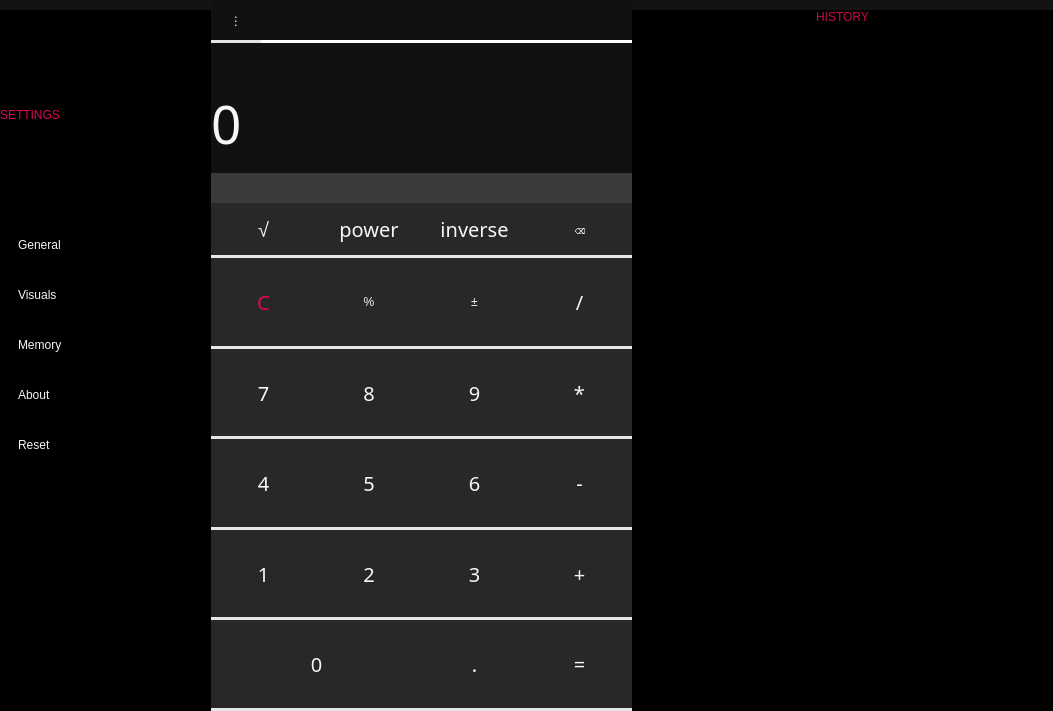
Qt form mainwindow.ui (inFocus7/Calcpp) before a commit.
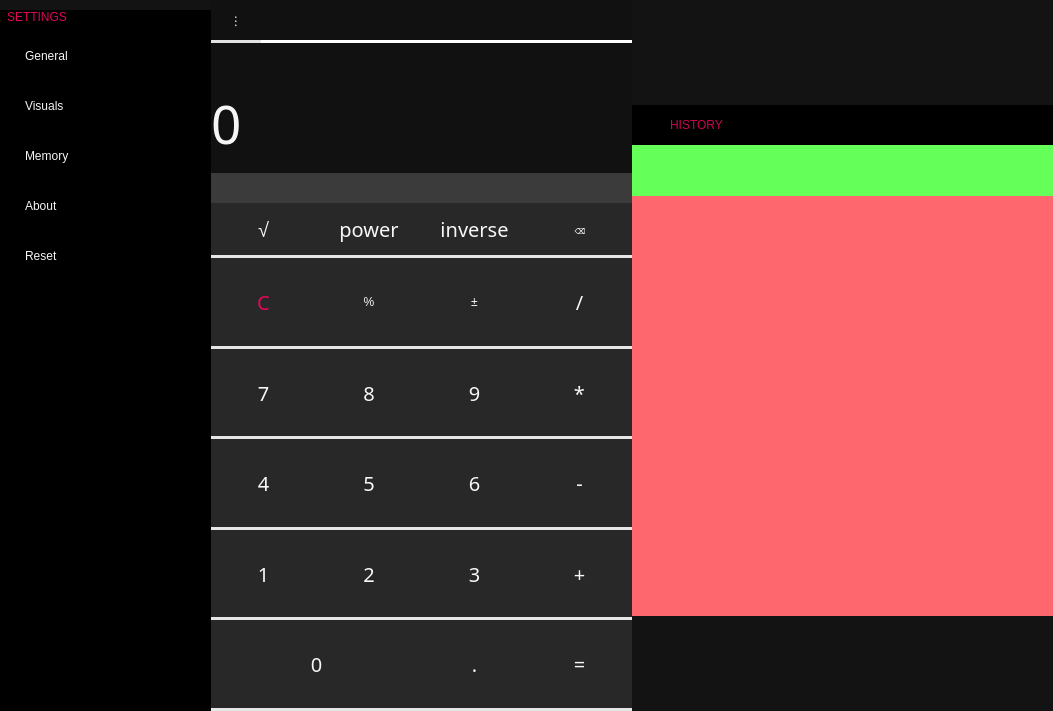
The same form after that commit. The open tabs and pages were chosen to show the change. Icons and pictures are not drawn.

Commit message: fixing history scaling & scrollbar issues

What changed in the file:
```diff
--- a/mainwindow.ui
+++ b/mainwindow.ui
@@ -5,6 +5,9 @@
   <property name="windowModality">
    <enum>Qt::ApplicationModal</enum>
   </property>
+  <property name="enabled">
+   <bool>true</bool>
+  </property>
   <property name="geometry">
    <rect>
     <x>0</x>
@@ -13,6 +16,12 @@
     <height>711</height>
    </rect>
   </property>
+  <property name="sizePolicy">
+   <sizepolicy hsizetype="Preferred" vsizetype="Preferred">
+    <horstretch>0</horstretch>
+    <verstretch>0</verstretch>
+   </sizepolicy>
+  </property>
   <property name="minimumSize">
    <size>
     <width>421</width>
@@ -2483,7 +2492,7 @@
        <bool>true</bool>
       </property>
       <property name="sizePolicy">
-       <sizepolicy hsizetype="Fixed" vsizetype="Preferred">
+       <sizepolicy hsizetype="Minimum" vsizetype="Preferred">
         <horstretch>0</horstretch>
         <verstretch>0</verstretch>
        </sizepolicy>
@@ -2511,10 +2520,10 @@
        </property>
        <layout class="QVBoxLayout" name="verticalLayout">
         <property name="spacing">
-         <number>0</number>
+         <number>7</number>
         </property>
         <property name="leftMargin">
-         <number>0</number>
+         <number>7</number>
         </property>
         <property name="topMargin">
          <number>0</number>
@@ -2528,7 +2537,7 @@
         <item>
          <widget class="QLabel" name="settingsText">
           <property name="sizePolicy">
-           <sizepolicy hsizetype="Fixed" vsizetype="Fixed">
+           <sizepolicy hsizetype="Preferred" vsizetype="Fixed">
             <horstretch>0</horstretch>
             <verstretch>0</verstretch>
            </sizepolicy>
@@ -2552,7 +2561,7 @@
           <item>
            <widget class="QPushButton" name="generalSettings">
             <property name="sizePolicy">
-             <sizepolicy hsizetype="Fixed" vsizetype="Fixed">
+             <sizepolicy hsizetype="Preferred" vsizetype="Fixed">
               <horstretch>0</horstretch>
               <verstretch>0</verstretch>
              </sizepolicy>
@@ -2602,7 +2611,7 @@
           <item>
            <widget class="QPushButton" name="visualSettings">
             <property name="sizePolicy">
-             <sizepolicy hsizetype="Fixed" vsizetype="Fixed">
+             <sizepolicy hsizetype="Preferred" vsizetype="Fixed">
               <horstretch>0</horstretch>
               <verstretch>0</verstretch>
              </sizepolicy>
@@ -2655,7 +2664,7 @@
           <item>
            <widget class="QPushButton" name="memorySettings">
             <property name="sizePolicy">
-             <sizepolicy hsizetype="Fixed" vsizetype="Fixed">
+             <sizepolicy hsizetype="Preferred" vsizetype="Fixed">
               <horstretch>0</horstretch>
               <verstretch>0</verstretch>
              </sizepolicy>
@@ -2705,7 +2714,7 @@
           <item>
            <widget class="QPushButton" name="aboutSettings">
             <property name="sizePolicy">
-             <sizepolicy hsizetype="Fixed" vsizetype="Fixed">
+             <sizepolicy hsizetype="Preferred" vsizetype="Fixed">
               <horstretch>0</horstretch>
               <verstretch>0</verstretch>
              </sizepolicy>
@@ -2755,7 +2764,7 @@
           <item>
            <widget class="QPushButton" name="resetSettings">
             <property name="sizePolicy">
-             <sizepolicy hsizetype="Fixed" vsizetype="Fixed">
+             <sizepolicy hsizetype="Preferred" vsizetype="Fixed">
               <horstretch>0</horstretch>
               <verstretch>0</verstretch>
              </sizepolicy>
@@ -2802,6 +2811,28 @@
             </property>
            </widget>
           </item>
+          <item>
+           <widget class="QLabel" name="GAP1">
+            <property name="enabled">
+             <bool>false</bool>
+            </property>
+            <property name="minimumSize">
+             <size>
+              <width>0</width>
+              <height>0</height>
+             </size>
+            </property>
+            <property name="styleSheet">
+             <string notr="true">background-color: rgba(255, 255, 255, 0);</string>
+            </property>
+            <property name="text">
+             <string/>
+            </property>
+            <property name="scaledContents">
+             <bool>false</bool>
+            </property>
+           </widget>
+          </item>
          </layout>
         </item>
         <item>
@@ -2810,12 +2841,12 @@
            <number>0</number>
           </property>
           <property name="sizeConstraint">
-           <enum>QLayout::SetDefaultConstraint</enum>
+           <enum>QLayout::SetFixedSize</enum>
           </property>
           <item>
            <widget class="QPushButton" name="s_linkedin">
             <property name="sizePolicy">
-             <sizepolicy hsizetype="Fixed" vsizetype="Fixed">
+             <sizepolicy hsizetype="Preferred" vsizetype="Fixed">
               <horstretch>0</horstretch>
               <verstretch>0</verstretch>
              </sizepolicy>
@@ -2828,7 +2859,7 @@
             </property>
             <property name="maximumSize">
              <size>
-              <width>70</width>
+              <width>16777215</width>
               <height>44</height>
              </size>
             </property>
@@ -2853,7 +2884,7 @@
           <item>
            <widget class="QPushButton" name="s_github">
             <property name="sizePolicy">
-             <sizepolicy hsizetype="Fixed" vsizetype="Fixed">
+             <sizepolicy hsizetype="Preferred" vsizetype="Fixed">
               <horstretch>0</horstretch>
               <verstretch>0</verstretch>
              </sizepolicy>
@@ -2866,7 +2897,7 @@
             </property>
             <property name="maximumSize">
              <size>
-              <width>70</width>
+              <width>16777215</width>
               <height>44</height>
              </size>
             </property>
@@ -2894,7 +2925,7 @@
           <item>
            <widget class="QPushButton" name="s_twitter">
             <property name="sizePolicy">
-             <sizepolicy hsizetype="Fixed" vsizetype="Fixed">
+             <sizepolicy hsizetype="Preferred" vsizetype="Fixed">
               <horstretch>0</horstretch>
               <verstretch>0</verstretch>
              </sizepolicy>
@@ -2907,7 +2938,7 @@
             </property>
             <property name="maximumSize">
              <size>
-              <width>70</width>
+              <width>16777215</width>
               <height>44</height>
              </size>
             </property>
@@ -3282,51 +3313,20 @@
 border: none;
 }</string>
       </property>
-      <layout class="QVBoxLayout" name="historyLayout_2">
-       <property name="spacing">
-        <number>0</number>
-       </property>
-       <property name="sizeConstraint">
-        <enum>QLayout::SetMinAndMaxSize</enum>
-       </property>
-       <property name="leftMargin">
-        <number>0</number>
-       </property>
-       <property name="topMargin">
-        <number>0</number>
-       </property>
-       <property name="rightMargin">
-        <number>0</number>
-       </property>
-       <property name="bottomMargin">
-        <number>0</number>
-       </property>
-       <item>
-        <widget class="QLabel" name="t_history">
-         <property name="sizePolicy">
-          <sizepolicy hsizetype="Minimum" vsizetype="Maximum">
-           <horstretch>0</horstretch>
-           <verstretch>0</verstretch>
-          </sizepolicy>
-         </property>
-         <property name="styleSheet">
-          <string notr="true">color: rgba(231, 4, 91, 225);</string>
-         </property>
-         <property name="text">
-          <string>HISTORY</string>
-         </property>
-         <property name="alignment">
-          <set>Qt::AlignCenter</set>
-         </property>
-        </widget>
-       </item>
-       <item>
         <widget class="QScrollArea" name="historyArea">
          <property name="enabled">
           <bool>true</bool>
          </property>
+       <property name="geometry">
+        <rect>
+         <x>0</x>
+         <y>40</y>
+         <width>421</width>
+         <height>471</height>
+        </rect>
+       </property>
          <property name="sizePolicy">
-          <sizepolicy hsizetype="Fixed" vsizetype="Preferred">
+        <sizepolicy hsizetype="Preferred" vsizetype="Preferred">
            <horstretch>0</horstretch>
            <verstretch>0</verstretch>
           </sizepolicy>
@@ -3339,8 +3339,8 @@
          </property>
          <property name="maximumSize">
           <size>
-           <width>566666</width>
-           <height>566666</height>
+         <width>16777215</width>
+         <height>16777215</height>
           </size>
          </property>
          <property name="sizeIncrement">
@@ -3354,6 +3354,7 @@
          </property>
          <property name="styleSheet">
           <string notr="true">font: 75 13pt &quot;Century Gothic&quot;;
+background-color: rgb(255, 103, 111);
 </string>
          </property>
          <property name="frameShape">
@@ -3386,14 +3387,14 @@
           </property>
           <property name="geometry">
            <rect>
-            <x>8</x>
+          <x>0</x>
             <y>0</y>
-            <width>404</width>
-            <height>471</height>
+          <width>421</width>
+          <height>51</height>
            </rect>
           </property>
           <property name="sizePolicy">
-           <sizepolicy hsizetype="Preferred" vsizetype="Preferred">
+         <sizepolicy hsizetype="Minimum" vsizetype="Fixed">
             <horstretch>0</horstretch>
             <verstretch>0</verstretch>
            </sizepolicy>
@@ -3401,15 +3402,18 @@
           <property name="minimumSize">
            <size>
             <width>404</width>
-            <height>0</height>
+          <height>51</height>
            </size>
           </property>
           <property name="maximumSize">
            <size>
-            <width>404</width>
+          <width>16777215</width>
             <height>16777215</height>
            </size>
           </property>
+        <property name="styleSheet">
+         <string notr="true">background-color: rgb(101, 255, 90);</string>
+        </property>
           <layout class="QVBoxLayout" name="historyLayout">
            <property name="spacing">
             <number>0</number>
@@ -3429,8 +3433,31 @@
           </layout>
          </widget>
         </widget>
-       </item>
-      </layout>
+      <widget class="QLabel" name="t_history">
+       <property name="geometry">
+        <rect>
+         <x>0</x>
+         <y>0</y>
+         <width>129</width>
+         <height>40</height>
+        </rect>
+       </property>
+       <property name="sizePolicy">
+        <sizepolicy hsizetype="Preferred" vsizetype="Fixed">
+         <horstretch>0</horstretch>
+         <verstretch>0</verstretch>
+        </sizepolicy>
+       </property>
+       <property name="styleSheet">
+        <string notr="true">color: rgba(231, 4, 91, 225);</string>
+       </property>
+       <property name="text">
+        <string>HISTORY</string>
+       </property>
+       <property name="alignment">
+        <set>Qt::AlignCenter</set>
+       </property>
+      </widget>
      </widget>
     </item>
    </layout>
```
Left out of the diff: 173 changed lines with no effect on the pictures. Lines whose indentation alone changed are shown as unchanged. The commit also changes 2 other files.
